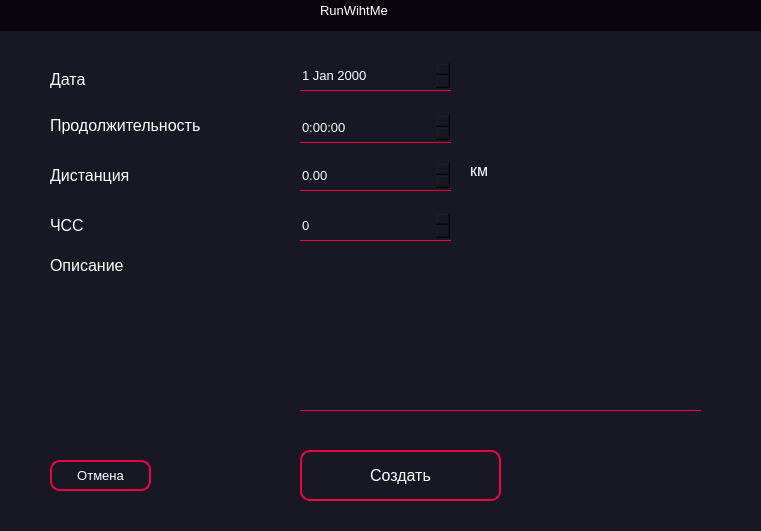
Before: the Qt Designer form Program/new_design/new_workout.ui in Daniil-Solo/Training-tracker, drawn with Qt 5.
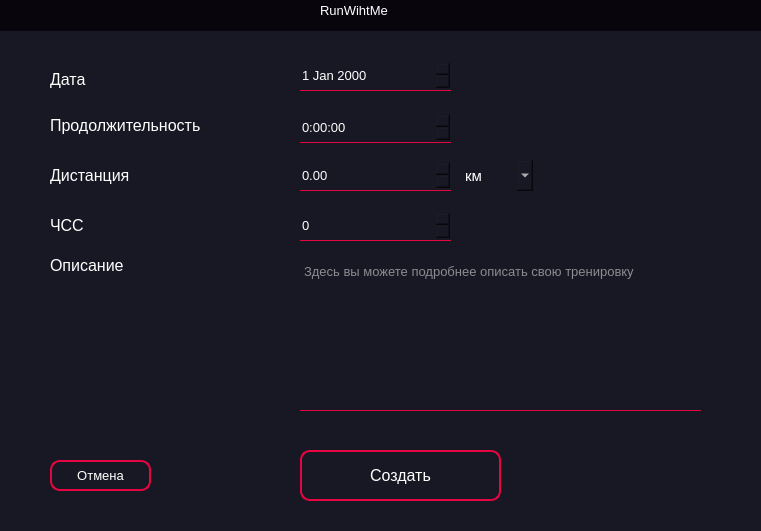
After: the same form once the commit is applied. Icons and pictures are not drawn.

What changed in the file:
```diff
--- a/Program/new_design/new_workout.ui
+++ b/Program/new_design/new_workout.ui
@@ -39,7 +39,10 @@
     </font>
    </property>
    <property name="styleSheet">
-    <string notr="true">border-bottom: 1px solid rgb(230, 5, 64)</string>
+    <string notr="true">border-bottom: 1px solid rgb(230, 5, 64);</string>
+   </property>
+   <property name="placeholderText">
+    <string>Здесь вы можете подробнее описать свою тренировку</string>
    </property>
   </widget>
   <widget class="QSpinBox" name="heart">
@@ -303,27 +306,6 @@
     <string>Описание</string>
    </property>
   </widget>
-  <widget class="QLabel" name="label_6">
-   <property name="geometry">
-    <rect>
-     <x>470</x>
-     <y>150</y>
-     <width>229</width>
-     <height>41</height>
-    </rect>
-   </property>
-   <property name="font">
-    <font>
-     <pointsize>12</pointsize>
-    </font>
-   </property>
-   <property name="styleSheet">
-    <string notr="true">color: rgb(255, 255, 255);</string>
-   </property>
-   <property name="text">
-    <string>км</string>
-   </property>
-  </widget>
   <widget class="QFrame" name="frame">
    <property name="geometry">
     <rect>
@@ -381,6 +363,31 @@
     </property>
    </widget>
   </widget>
+  <widget class="QComboBox" name="type_dist">
+   <property name="geometry">
+    <rect>
+     <x>460</x>
+     <y>160</y>
+     <width>73</width>
+     <height>31</height>
+    </rect>
+   </property>
+   <property name="font">
+    <font>
+     <pointsize>11</pointsize>
+    </font>
+   </property>
+   <item>
+    <property name="text">
+     <string>км</string>
+    </property>
+   </item>
+   <item>
+    <property name="text">
+     <string>м</string>
+    </property>
+   </item>
+  </widget>
  </widget>
  <resources>
   <include location="icons.qrc"/>
```
